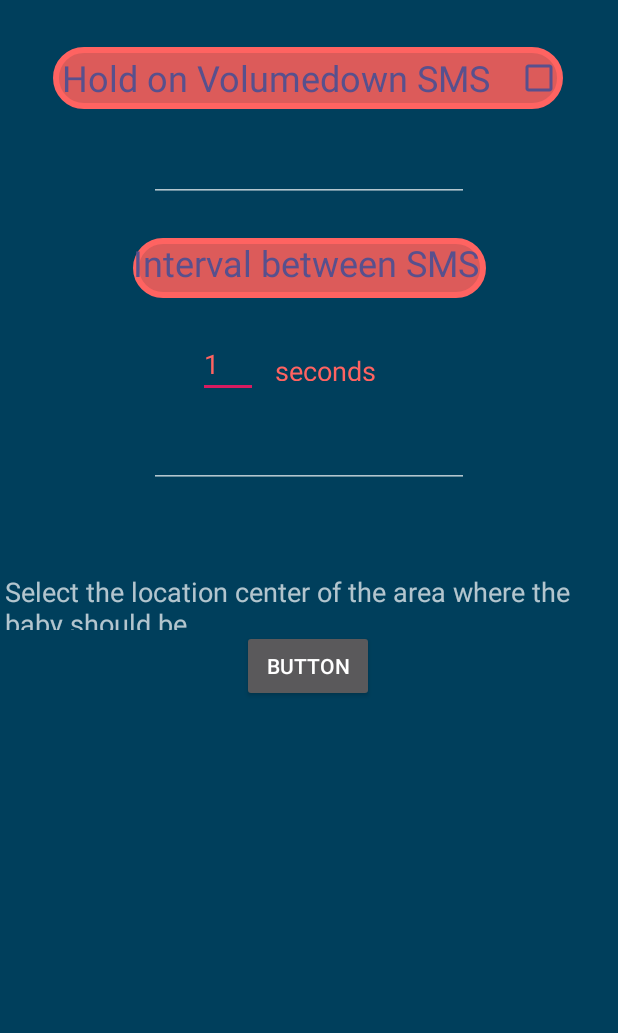
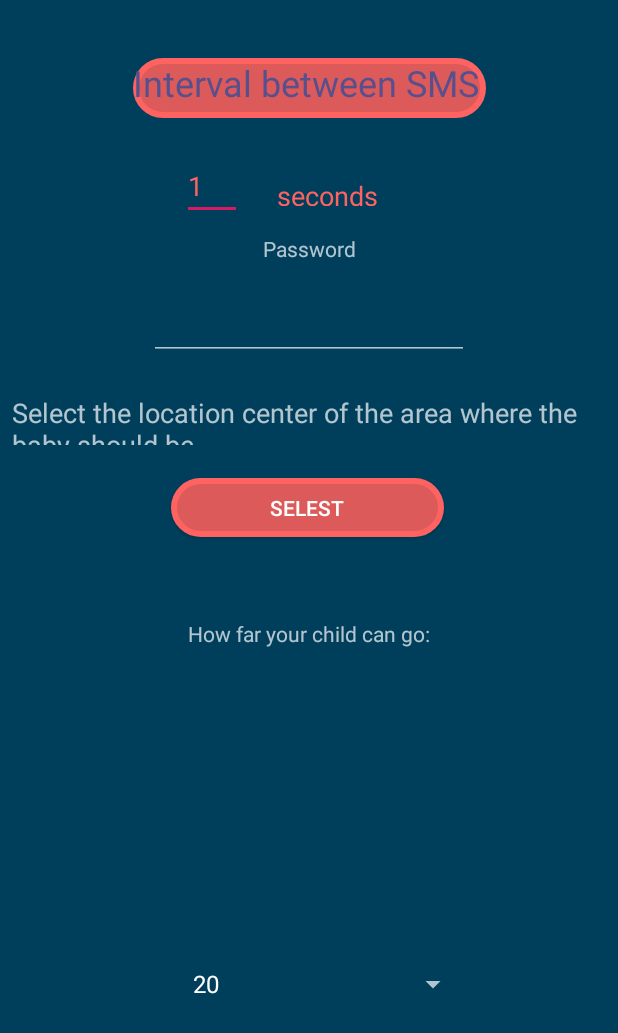
Before and after one commit to timapple12/BID1, an Android app: the Extendet_settings screen opened directly, with no data from a screen before it, on a phone screen of 412 x 824 dp. Shown: the top 1033 px of the screen. Run offline under Robolectric (Android 15) with nearby library versions, the phone set to English and light mode, and no system bars.

Commit message:
fixed 2 bugs added 3

```diff
--- a/app/src/main/java/com/example/bid/Extendet_settings.java
+++ b/app/src/main/java/com/example/bid/Extendet_settings.java
@@ -6,8 +6,11 @@ import android.content.SharedPreferences;
 import android.os.Bundle;
 import android.util.Log;
 import android.view.View;
+import android.widget.AdapterView;
+import android.widget.ArrayAdapter;
 import android.widget.Button;
 import android.widget.EditText;
+import android.widget.Spinner;
 import android.widget.Toast;
 
 import androidx.appcompat.app.AppCompatActivity;
@@ -17,9 +20,7 @@ public class Extendet_settings extends AppCompatActivity {
     EditText pasw;
     View v2;
     Button but;
-    public void OnClickButton(View v){
-        startActivity(new Intent(this,MapsActivity.class));
-    }
+    String data[]={"20","50","100","500","2000"};
     @Override
     protected void onCreate(Bundle savedInstanceState) {
 
@@ -28,46 +29,67 @@ public class Extendet_settings extends AppCompatActivity {
         final SharedPreferences.Editor editor = prefs.edit();
         super.onCreate(savedInstanceState);
         setContentView(R.layout.activity_extendet_settings);
-        timeBetweenSending=(EditText)findViewById(R.id.editText);
-        timeBetweenSending.setText(prefs.getString("sendtime",null));
-        pasw=(EditText)findViewById(R.id.editText7);
-        pasw.setText(prefs.getString("password",null));
-        v2=(View)findViewById(R.id.view2);
+        timeBetweenSending = (EditText) findViewById(R.id.editText);
+        timeBetweenSending.setText(prefs.getString("sendtime", null));
+        pasw = (EditText) findViewById(R.id.editText7);
+        pasw.setText(prefs.getString("password", null));
+        v2 = (View) findViewById(R.id.view2);
         final Intent intent = new Intent(this, Settings.class);
         v2.setOnTouchListener(new OnSwipeTouchListener(Extendet_settings.this) {
             public void onSwipeRight() {
-                    if(timeBetweenSending.getText().toString().trim().length()==0||
-                    pasw.getText().toString().trim().length()==0){
-                        Toast.makeText(getApplicationContext(),"Fill the edittext",Toast.LENGTH_SHORT).show();
-                    }else
-                    if(Integer.parseInt(timeBetweenSending.getText().toString())>=5) {
+                if (timeBetweenSending.getText().toString().trim().length() == 0 ||
+                        pasw.getText().toString().trim().length() == 0) {
+                    Toast.makeText(getApplicationContext(), "Fill the edittext", Toast.LENGTH_SHORT).show();
+                } else if (Integer.parseInt(timeBetweenSending.getText().toString()) >= 5) {
 
-                    Log.i("lol",timeBetweenSending.getText().toString());
+                    Log.i("lol", timeBetweenSending.getText().toString());
                     System.out.println("haahahahah");
                     System.out.println(timeBetweenSending.getText().toString());
                     startActivity(intent);
-                    overridePendingTransition(R.anim.slide_in_left,R.anim.slide_out_right);
-                    editor.putString("key","kek");
-                    editor.putString("password",pasw.getText().toString());
+                    overridePendingTransition(R.anim.slide_in_left, R.anim.slide_out_right);
+                    editor.putString("key", "kek");
+                    editor.putString("password", pasw.getText().toString());
                     editor.putString("sendtime", timeBetweenSending.getText().toString());
                     editor.apply();
-                    }else{
-                         Toast.makeText(getApplicationContext(),"The number must be greater than 5",Toast.LENGTH_SHORT).show();
+                } else {
+                    Toast.makeText(getApplicationContext(), "The number must be greater than 5", Toast.LENGTH_SHORT).show();
                 }
             }
 
         });
-       final Intent i=new Intent(this,MapsActivity.class);
-            but=(Button)findViewById(R.id.button7);
+        final Intent i = new Intent(this, MapsActivity.class);
+        but = (Button) findViewById(R.id.button7);
         but.setOnClickListener(new View.OnClickListener() {
             @Override
             public void onClick(View v) {
-
+                editor.putString("password", pasw.getText().toString().trim());
+                editor.putString("sendtime", timeBetweenSending.getText().toString().trim());
+                editor.apply();
                 startActivity(i);
             }
         });
 
+        ArrayAdapter<String> adapter = new ArrayAdapter<String>(this, android.R.layout.simple_spinner_item, data);
+        adapter.setDropDownViewResource(android.R.layout.simple_spinner_dropdown_item);
+
+        Spinner spinner = (Spinner) findViewById(R.id.spinner);
+        spinner.setAdapter(adapter);
+        spinner.setPrompt("Title");
+        spinner.setSelection(prefs.getInt("spinner",0));
+        spinner.setOnItemSelectedListener(new AdapterView.OnItemSelectedListener() {
+            @Override
+            public void onItemSelected(AdapterView<?> parent, View view,
+                                       int position, long id) {
+               // Toast.makeText(getBaseContext(), "Position = " + position, Toast.LENGTH_SHORT).show();
+                editor.putInt("spinner",position);
+                editor.apply();
             }
 
+            @Override
+            public void onNothingSelected(AdapterView<?> arg0) {
+                Toast.makeText(getBaseContext(), "Choose smth.", Toast.LENGTH_SHORT).show();
+            }
+        });
 
     }
+}
--- a/app/src/main/java/com/example/bid/Password.java
+++ b/app/src/main/java/com/example/bid/Password.java
@@ -58,7 +58,7 @@ public class Password extends AppCompatActivity {
     public void onButton(View v){
         final SharedPreferences prefs = this.getSharedPreferences(
                 "com.example.bid", Context.MODE_PRIVATE);
-        if(pasw.getText().toString().equals( prefs.getString("password",null))){
+        if(pasw.getText().toString().equals( prefs.getString("password"," "))){
             Intent intent = new Intent(this, Main_Window.class);
             startActivity(intent);
         }else{
--- a/app/src/main/res/layout/activity_extendet_settings.xml
+++ b/app/src/main/res/layout/activity_extendet_settings.xml
@@ -7,55 +7,48 @@
     android:background="@color/colorPrimaryDark"
     tools:context=".Extendet_settings">
 
-    <CheckBox
-        android:id="@+id/checkBox"
-        android:layout_width="340dp"
-        android:layout_height="41dp"
-        android:layout_gravity="start"
-        android:background="@drawable/fileds"
+
+    <Spinner
+        android:id="@+id/spinner"
+        android:layout_width="192dp"
+        android:layout_height="40dp"
+        android:layout_marginBottom="148dp"
         android:buttonTint="#58508d"
-        android:layoutDirection="rtl"
-        android:text=" Hold on Volumedown SMS"
-        android:textAlignment="textStart"
-        android:textColor="#58508d"
-        android:textSize="24sp"
         app:layout_constraintBottom_toBottomOf="parent"
         app:layout_constraintEnd_toEndOf="parent"
-        app:layout_constraintHorizontal_bias="0.494"
-        app:layout_constraintStart_toStartOf="parent"
-        app:layout_constraintTop_toTopOf="parent"
-        app:layout_constraintVertical_bias="0.04" />
+        app:layout_constraintHorizontal_bias="0.547"
+        app:layout_constraintStart_toStartOf="parent"></Spinner>
 
     <TextView
         android:id="@+id/textView"
         android:layout_width="235dp"
         android:layout_height="40dp"
         android:background="@drawable/fileds"
+        android:buttonTint="#58508d"
         android:text="Interval between SMS"
+        android:textColor="#58508d"
         android:textSize="24sp"
-        android:textColor="#58508d"
-        android:buttonTint="#58508d"
         app:layout_constraintBottom_toBottomOf="parent"
         app:layout_constraintEnd_toEndOf="parent"
         app:layout_constraintStart_toStartOf="parent"
         app:layout_constraintTop_toTopOf="parent"
-        app:layout_constraintVertical_bias="0.202" />
+        app:layout_constraintVertical_bias="0.049" />
 
     <EditText
         android:id="@+id/editText"
         android:layout_width="40dp"
         android:layout_height="40dp"
         android:ems="10"
-        android:hint="1"
+        android:hint="40-6000"
         android:inputType="number"
         android:textColor="#FF6361"
         android:textColorHint="#58508d"
         app:layout_constraintBottom_toBottomOf="parent"
         app:layout_constraintEnd_toEndOf="parent"
-        app:layout_constraintHorizontal_bias="0.355"
+        app:layout_constraintHorizontal_bias="0.326"
         app:layout_constraintStart_toStartOf="parent"
         app:layout_constraintTop_toTopOf="parent"
-        app:layout_constraintVertical_bias="0.287" />
+        app:layout_constraintVertical_bias="0.136" />
 
     <TextView
         android:id="@+id/textView2"
@@ -66,23 +59,10 @@
         android:textSize="18sp"
         app:layout_constraintBottom_toBottomOf="parent"
         app:layout_constraintEnd_toEndOf="parent"
-        app:layout_constraintHorizontal_bias="0.571"
+        app:layout_constraintHorizontal_bias="0.575"
         app:layout_constraintStart_toStartOf="parent"
         app:layout_constraintTop_toTopOf="parent"
-        app:layout_constraintVertical_bias="0.292" />
-
-    <EditText
-        android:id="@+id/editText2"
-        android:layout_width="wrap_content"
-        android:layout_height="wrap_content"
-        android:ems="10"
-        android:inputType="textPersonName"
-        android:textColor="#FF6361"
-        app:layout_constraintBottom_toBottomOf="parent"
-        app:layout_constraintEnd_toEndOf="parent"
-        app:layout_constraintStart_toStartOf="parent"
-        app:layout_constraintTop_toTopOf="parent"
-        app:layout_constraintVertical_bias="0.115" />
+        app:layout_constraintVertical_bias="0.147" />
 
     <View
         android:id="@+id/view2"
@@ -98,37 +78,64 @@
         android:id="@+id/editText7"
         android:layout_width="wrap_content"
         android:layout_height="wrap_content"
-        android:layout_marginTop="17dp"
-        android:layout_marginBottom="59dp"
+        android:layout_marginTop="48dp"
         android:ems="10"
         android:hint="password"
         android:inputType="textPersonName"
         android:textColor="#FF6361"
         android:textColorHint="#58508d"
-        app:layout_constraintBottom_toTopOf="@+id/textView24"
         app:layout_constraintEnd_toEndOf="parent"
         app:layout_constraintStart_toStartOf="parent"
         app:layout_constraintTop_toBottomOf="@+id/editText" />
 
     <Button
         android:id="@+id/button7"
-        android:layout_width="wrap_content"
-        android:layout_height="wrap_content"
-        android:layout_marginBottom="40dp"
-        android:text="Button"
+        android:layout_width="182dp"
+        android:layout_height="39dp"
+        android:layout_marginBottom="140dp"
+        android:background="@drawable/fileds"
+        android:text="Selest"
+        android:textColorHint="#58508d"
         app:layout_constraintBottom_toTopOf="@+id/view2"
         app:layout_constraintEnd_toEndOf="parent"
-        app:layout_constraintHorizontal_bias="0.498"
-        app:layout_constraintStart_toStartOf="parent" />
+        app:layout_constraintHorizontal_bias="0.497"
+        app:layout_constraintStart_toStartOf="parent"
+        app:layout_constraintTop_toBottomOf="@+id/textView24"
+        app:layout_constraintVertical_bias="0.696" />
 
     <TextView
         android:id="@+id/textView24"
-        android:layout_width="405dp"
-        android:layout_height="38dp"
+        android:layout_width="404dp"
+        android:layout_height="34dp"
+        android:layout_marginBottom="83dp"
         android:text="Select the location center of the area where the baby should be"
         android:textSize="18sp"
-        app:layout_constraintBottom_toTopOf="@+id/button7"
+        app:layout_constraintBottom_toTopOf="@+id/textView27"
         app:layout_constraintEnd_toEndOf="parent"
-        app:layout_constraintStart_toStartOf="parent" />
+        app:layout_constraintHorizontal_bias="1.0"
+        app:layout_constraintStart_toStartOf="parent"
+        app:layout_constraintTop_toBottomOf="@+id/textView26" />
+
+    <TextView
+        android:id="@+id/textView26"
+        android:layout_width="wrap_content"
+        android:layout_height="wrap_content"
+        android:layout_marginTop="156dp"
+        android:layout_marginBottom="87dp"
+        android:text="Password"
+        app:layout_constraintBottom_toTopOf="@+id/textView24"
+        app:layout_constraintEnd_toEndOf="parent"
+        app:layout_constraintStart_toStartOf="parent"
+        app:layout_constraintTop_toTopOf="parent" />
+
+    <TextView
+        android:id="@+id/textView27"
+        android:layout_width="wrap_content"
+        android:layout_height="wrap_content"
+        android:layout_marginTop="116dp"
+        android:text="How far your child can go:"
+        app:layout_constraintEnd_toEndOf="parent"
+        app:layout_constraintStart_toStartOf="parent"
+        app:layout_constraintTop_toBottomOf="@+id/textView24" />
 
 </androidx.constraintlayout.widget.ConstraintLayout>
```
Also changed, not shown: app/src/main/java/com/example/bid/GPS_Service.java (+8 -5 lines), app/src/main/java/com/example/bid/Main_Window.java (+0 -24 lines), app/src/main/java/com/example/bid/MapsActivity.java (+3 -10 lines), app/src/main/java/com/example/bid/MyService.java (+24 -5 lines), app/src/main/java/com/example/bid/SensorRestarterBroadcastReceiver.java (+11 -0 lines). Lines whose indentation alone changed are shown as unchanged.
